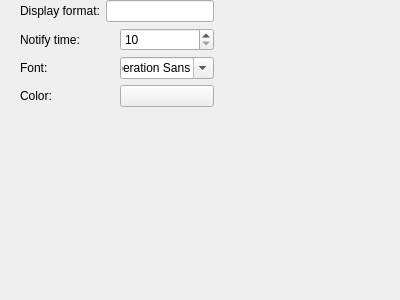
Above: plasma/eyerest-config.ui from zlbruce/eyerest before the change. Below: the same form after it.
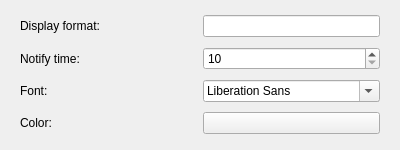
That is the form after the change. Custom widgets are drawn as their Qt base class.

Commit message: 配置界面不需要拖动一下了，增加中文界面。

```diff
--- a/plasma/eyerest-config.ui
+++ b/plasma/eyerest-config.ui
@@ -7,14 +7,28 @@
     <x>0</x>
     <y>0</y>
     <width>400</width>
-    <height>300</height>
+    <height>150</height>
    </rect>
   </property>
+  <property name="sizePolicy">
+   <sizepolicy hsizetype="Preferred" vsizetype="Preferred">
+    <horstretch>0</horstretch>
+    <verstretch>0</verstretch>
+   </sizepolicy>
+  </property>
+  <property name="minimumSize">
+   <size>
+    <width>400</width>
+    <height>0</height>
+   </size>
+  </property>
   <property name="windowTitle">
    <string>Form</string>
   </property>
-  <widget class="QWidget" name="verticalLayoutWidget">
    <layout class="QVBoxLayout" name="verticalLayout">
+   <property name="sizeConstraint">
+    <enum>QLayout::SetMinimumSize</enum>
+   </property>
     <property name="leftMargin">
      <number>20</number>
     </property>
@@ -25,6 +39,12 @@
      <layout class="QHBoxLayout" name="horizontalLayout_2">
       <item>
        <widget class="QLabel" name="label">
+       <property name="sizePolicy">
+        <sizepolicy hsizetype="MinimumExpanding" vsizetype="Preferred">
+         <horstretch>0</horstretch>
+         <verstretch>0</verstretch>
+        </sizepolicy>
+       </property>
         <property name="text">
          <string>Display format:</string>
         </property>
@@ -33,7 +53,7 @@
       <item>
        <widget class="QLineEdit" name="format">
         <property name="sizePolicy">
-         <sizepolicy hsizetype="Minimum" vsizetype="Fixed">
+        <sizepolicy hsizetype="MinimumExpanding" vsizetype="Fixed">
           <horstretch>0</horstretch>
           <verstretch>0</verstretch>
          </sizepolicy>
@@ -46,6 +66,12 @@
      <layout class="QHBoxLayout" name="horizontalLayout">
       <item>
        <widget class="QLabel" name="label_2">
+       <property name="sizePolicy">
+        <sizepolicy hsizetype="MinimumExpanding" vsizetype="Preferred">
+         <horstretch>0</horstretch>
+         <verstretch>0</verstretch>
+        </sizepolicy>
+       </property>
         <property name="text">
          <string>Notify time:</string>
         </property>
@@ -53,6 +79,12 @@
       </item>
       <item>
        <widget class="QSpinBox" name="notify_time">
+       <property name="sizePolicy">
+        <sizepolicy hsizetype="MinimumExpanding" vsizetype="Fixed">
+         <horstretch>0</horstretch>
+         <verstretch>0</verstretch>
+        </sizepolicy>
+       </property>
         <property name="minimum">
          <number>10</number>
         </property>
@@ -67,6 +99,12 @@
      <layout class="QHBoxLayout" name="horizontalLayout_3">
       <item>
        <widget class="QLabel" name="label_3">
+       <property name="sizePolicy">
+        <sizepolicy hsizetype="Preferred" vsizetype="Preferred">
+         <horstretch>0</horstretch>
+         <verstretch>0</verstretch>
+        </sizepolicy>
+       </property>
         <property name="text">
          <string>Font:</string>
         </property>
@@ -88,18 +126,30 @@
      <layout class="QHBoxLayout" name="horizontalLayout_4">
       <item>
        <widget class="QLabel" name="label_4">
+       <property name="sizePolicy">
+        <sizepolicy hsizetype="MinimumExpanding" vsizetype="Preferred">
+         <horstretch>0</horstretch>
+         <verstretch>0</verstretch>
+        </sizepolicy>
+       </property>
         <property name="text">
          <string>Color:</string>
         </property>
        </widget>
       </item>
       <item>
-       <widget class="KColorButton" name="color"/>
-      </item>
-     </layout>
-    </item>
-   </layout>
-  </widget>
+      <widget class="KColorButton" name="color">
+       <property name="sizePolicy">
+        <sizepolicy hsizetype="MinimumExpanding" vsizetype="Fixed">
+         <horstretch>0</horstretch>
+         <verstretch>0</verstretch>
+        </sizepolicy>
+       </property>
+      </widget>
+     </item>
+    </layout>
+   </item>
+  </layout>
  </widget>
  <customwidgets>
   <customwidget>
```
Lines whose indentation alone changed are shown as unchanged. The commit also changes 5 other files.
